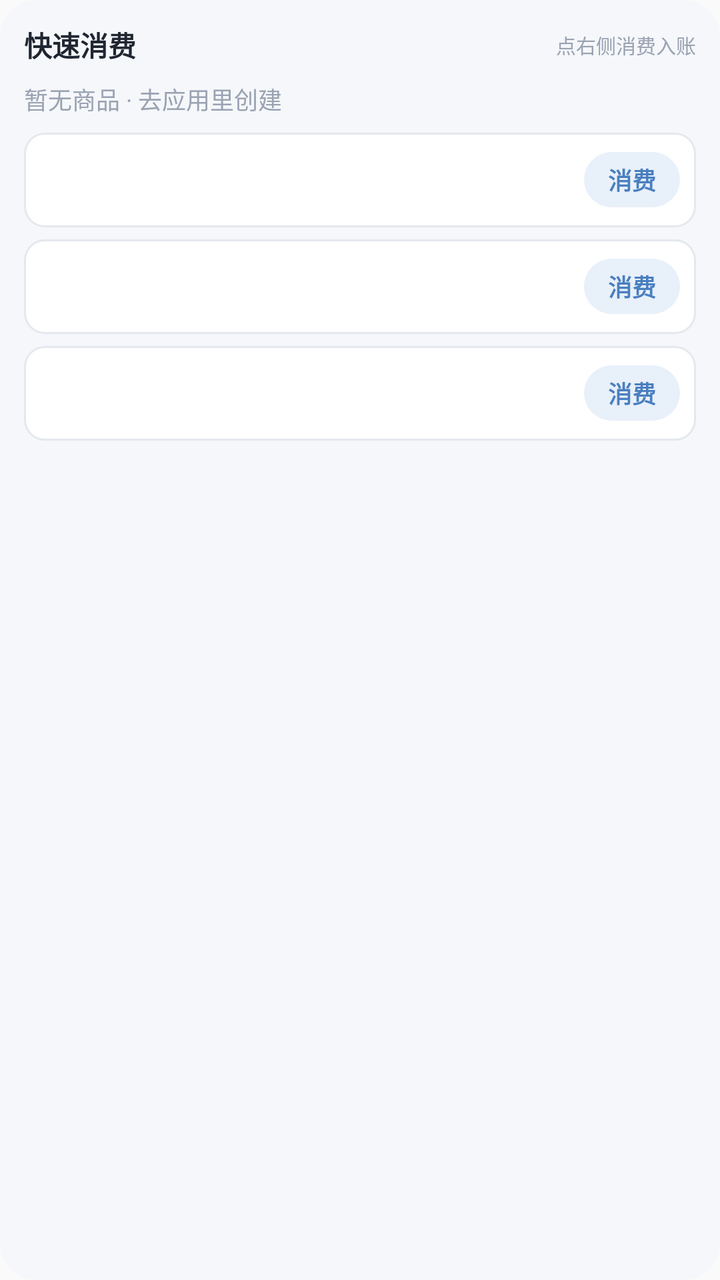
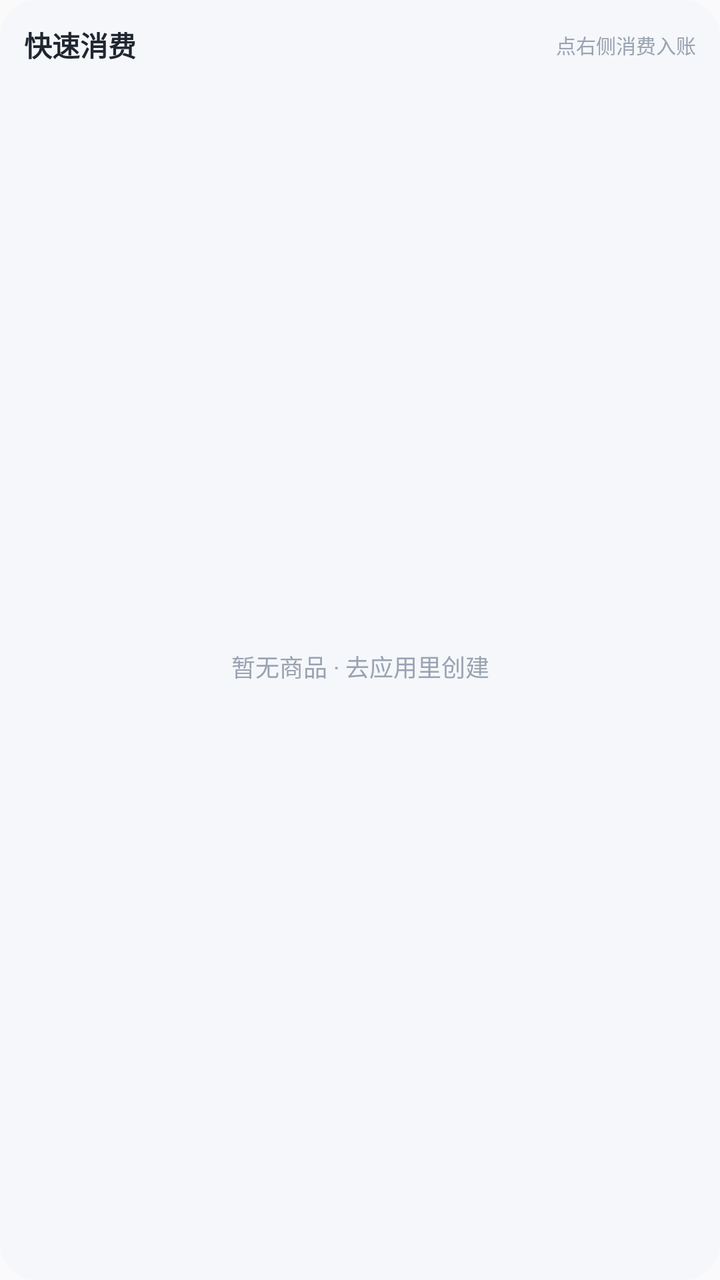

Two renders of the same Android screen: before a commit and after it. Below are the layout's source before the change and the commit's diff.
<!-- AndroidManifest.xml: application theme AppTheme -->
<!-- res/layout/widget_goods.xml -->
<?xml version="1.0" encoding="utf-8"?>
<LinearLayout xmlns:android="http://schemas.android.com/apk/res/android"
    android:id="@+id/widget_goods_root"
    android:layout_width="match_parent"
    android:layout_height="match_parent"
    android:orientation="vertical"
    android:background="@drawable/widget_bg"
    android:padding="12dp">

    <LinearLayout
        android:layout_width="match_parent"
        android:layout_height="wrap_content"
        android:orientation="horizontal"
        android:gravity="center_vertical">

        <TextView
            android:id="@+id/widget_goods_title"
            android:layout_width="0dp"
            android:layout_height="wrap_content"
            android:layout_weight="1"
            android:text="快速消费"
            android:textColor="#202631"
            android:textSize="14sp"
            android:textStyle="bold" />

        <TextView
            android:id="@+id/widget_goods_hint"
            android:layout_width="wrap_content"
            android:layout_height="wrap_content"
            android:text="点右侧消费入账"
            android:textColor="#9AA3B2"
            android:textSize="10sp" />
    </LinearLayout>

    <TextView
        android:id="@+id/widget_goods_empty"
        android:layout_width="match_parent"
        android:layout_height="wrap_content"
        android:layout_marginTop="8dp"
        android:text="暂无商品 · 去应用里创建"
        android:textColor="#9AA3B2"
        android:textSize="12sp" />

    <LinearLayout
        android:id="@+id/widget_goods_row1"
        android:layout_width="match_parent"
        android:layout_height="wrap_content"
        android:layout_marginTop="8dp"
        android:background="@drawable/widget_goods_row_bg"
        android:gravity="center_vertical"
        android:orientation="horizontal"
        android:paddingLeft="10dp"
        android:paddingTop="8dp"
        android:paddingRight="8dp"
        android:paddingBottom="8dp">

        <LinearLayout
            android:layout_width="0dp"
            android:layout_height="wrap_content"
            android:layout_weight="1"
            android:orientation="vertical">

            <TextView
                android:id="@+id/widget_goods_name1"
                android:layout_width="match_parent"
                android:layout_height="wrap_content"
                android:ellipsize="end"
                android:singleLine="true"
                android:text=""
                android:textColor="#1F2430"
                android:textSize="13sp"
                android:textStyle="bold" />

            <TextView
                android:id="@+id/widget_goods_cost1"
                android:layout_width="match_parent"
                android:layout_height="wrap_content"
                android:ellipsize="end"
                android:singleLine="true"
                android:text=""
                android:textColor="#6B7482"
                android:textSize="10sp" />
        </LinearLayout>

        <TextView
            android:id="@+id/widget_goods_btn1"
            android:layout_width="wrap_content"
            android:layout_height="wrap_content"
            android:layout_marginStart="8dp"
            android:background="@drawable/widget_add_bg"
            android:paddingLeft="12dp"
            android:paddingTop="5dp"
            android:paddingRight="12dp"
            android:paddingBottom="5dp"
            android:text="消费"
            android:textColor="#4A7FBF"
            android:textSize="12sp"
            android:textStyle="bold" />
    </LinearLayout>

    <LinearLayout
        android:id="@+id/widget_goods_row2"
        android:layout_width="match_parent"
        android:layout_height="wrap_content"
        android:layout_marginTop="6dp"
        android:background="@drawable/widget_goods_row_bg"
        android:gravity="center_vertical"
        android:orientation="horizontal"
        android:paddingLeft="10dp"
        android:paddingTop="8dp"
        android:paddingRight="8dp"
        android:paddingBottom="8dp">

        <LinearLayout
            android:layout_width="0dp"
            android:layout_height="wrap_content"
            android:layout_weight="1"
            android:orientation="vertical">

            <TextView
                android:id="@+id/widget_goods_name2"
                android:layout_width="match_parent"
                android:layout_height="wrap_content"
                android:ellipsize="end"
                android:singleLine="true"
                android:text=""
                android:textColor="#1F2430"
                android:textSize="13sp"
                android:textStyle="bold" />

            <TextView
                android:id="@+id/widget_goods_cost2"
                android:layout_width="match_parent"
                android:layout_height="wrap_content"
                android:ellipsize="end"
                android:singleLine="true"
                android:text=""
                android:textColor="#6B7482"
                android:textSize="10sp" />
        </LinearLayout>

        <TextView
            android:id="@+id/widget_goods_btn2"
            android:layout_width="wrap_content"
            android:layout_height="wrap_content"
            android:layout_marginStart="8dp"
            android:background="@drawable/widget_add_bg"
            android:paddingLeft="12dp"
            android:paddingTop="5dp"
            android:paddingRight="12dp"
            android:paddingBottom="5dp"
            android:text="消费"
            android:textColor="#4A7FBF"
            android:textSize="12sp"
            android:textStyle="bold" />
    </LinearLayout>

    <LinearLayout
        android:id="@+id/widget_goods_row3"
        android:layout_width="match_parent"
        android:layout_height="wrap_content"
        android:layout_marginTop="6dp"
        android:background="@drawable/widget_goods_row_bg"
        android:gravity="center_vertical"
        android:orientation="horizontal"
        android:paddingLeft="10dp"
        android:paddingTop="8dp"
        android:paddingRight="8dp"
        android:paddingBottom="8dp">

        <LinearLayout
            android:layout_width="0dp"
            android:layout_height="wrap_content"
            android:layout_weight="1"
            android:orientation="vertical">

            <TextView
                android:id="@+id/widget_goods_name3"
                android:layout_width="match_parent"
                android:layout_height="wrap_content"
                android:ellipsize="end"
                android:singleLine="true"
                android:text=""
                android:textColor="#1F2430"
                android:textSize="13sp"
                android:textStyle="bold" />

            <TextView
                android:id="@+id/widget_goods_cost3"
                android:layout_width="match_parent"
                android:layout_height="wrap_content"
                android:ellipsize="end"
                android:singleLine="true"
                android:text=""
                android:textColor="#6B7482"
                android:textSize="10sp" />
        </LinearLayout>

        <TextView
            android:id="@+id/widget_goods_btn3"
            android:layout_width="wrap_content"
            android:layout_height="wrap_content"
            android:layout_marginStart="8dp"
            android:background="@drawable/widget_add_bg"
            android:paddingLeft="12dp"
            android:paddingTop="5dp"
            android:paddingRight="12dp"
            android:paddingBottom="5dp"
            android:text="消费"
            android:textColor="#4A7FBF"
            android:textSize="12sp"
            android:textStyle="bold" />
    </LinearLayout>

</LinearLayout>
<!-- resources referenced by this layout -->
<resources>
  <!-- drawable widget_add_bg (drawable) -->
  <?xml version="1.0" encoding="utf-8"?>
  <shape xmlns:android="http://schemas.android.com/apk/res/android" android:shape="rectangle">
    <corners android:radius="14dp" />
    <solid android:color="#E8F0FA" />
  </shape>
  <!-- drawable widget_bg (drawable) -->
  <?xml version="1.0" encoding="utf-8"?>
  <shape xmlns:android="http://schemas.android.com/apk/res/android" android:shape="rectangle">
    <corners android:radius="18dp" />
    <solid android:color="#F5F7FA" />
  </shape>
  <!-- drawable widget_goods_row_bg (drawable) -->
  <?xml version="1.0" encoding="utf-8"?>
  <shape xmlns:android="http://schemas.android.com/apk/res/android" android:shape="rectangle">
    <corners android:radius="10dp" />
    <solid android:color="#FFFFFF" />
    <stroke android:width="1dp" android:color="#E5E8EE" />
  </shape>
  <style name="AppTheme" parent="Theme.AppCompat.Light.DarkActionBar">
          
          <item name="colorPrimary">@color/colorPrimary</item>
          <item name="colorPrimaryDark">@color/colorPrimaryDark</item>
          <item name="colorAccent">@color/colorAccent</item>
      </style>
</resources>

<!-- the commit's change to res/layout/widget_goods.xml (unified diff, before → after) -->
@@ -32,184 +32,29 @@
             android:textSize="10sp" />
     </LinearLayout>
 
-    <TextView
-        android:id="@+id/widget_goods_empty"
+    <FrameLayout
         android:layout_width="match_parent"
-        android:layout_height="wrap_content"
-        android:layout_marginTop="8dp"
-        android:text="暂无商品 · 去应用里创建"
-        android:textColor="#9AA3B2"
-        android:textSize="12sp" />
+        android:layout_height="0dp"
+        android:layout_weight="1"
+        android:layout_marginTop="6dp">
 
-    <LinearLayout
-        android:id="@+id/widget_goods_row1"
-        android:layout_width="match_parent"
-        android:layout_height="wrap_content"
-        android:layout_marginTop="8dp"
-        android:background="@drawable/widget_goods_row_bg"
-        android:gravity="center_vertical"
-        android:orientation="horizontal"
-        android:paddingLeft="10dp"
-        android:paddingTop="8dp"
-        android:paddingRight="8dp"
-        android:paddingBottom="8dp">
-
-        <LinearLayout
-            android:layout_width="0dp"
-            android:layout_height="wrap_content"
-            android:layout_weight="1"
-            android:orientation="vertical">
-
-            <TextView
-                android:id="@+id/widget_goods_name1"
-                android:layout_width="match_parent"
-                android:layout_height="wrap_content"
-                android:ellipsize="end"
-                android:singleLine="true"
-                android:text=""
-                android:textColor="#1F2430"
-                android:textSize="13sp"
-                android:textStyle="bold" />
-
-            <TextView
-                android:id="@+id/widget_goods_cost1"
-                android:layout_width="match_parent"
-                android:layout_height="wrap_content"
-                android:ellipsize="end"
-                android:singleLine="true"
-                android:text=""
-                android:textColor="#6B7482"
-                android:textSize="10sp" />
-        </LinearLayout>
+        <ListView
+            android:id="@+id/widget_goods_list"
+            android:layout_width="match_parent"
+            android:layout_height="match_parent"
+            android:divider="@null"
+            android:dividerHeight="0dp"
+            android:scrollbars="none" />
 
         <TextView
-            android:id="@+id/widget_goods_btn1"
-            android:layout_width="wrap_content"
+            android:id="@+id/widget_goods_empty"
+            android:layout_width="match_parent"
             android:layout_height="wrap_content"
-            android:layout_marginStart="8dp"
-            android:background="@drawable/widget_add_bg"
-            android:paddingLeft="12dp"
-            android:paddingTop="5dp"
-            android:paddingRight="12dp"
-            android:paddingBottom="5dp"
-            android:text="消费"
-            android:textColor="#4A7FBF"
-            android:textSize="12sp"
-            android:textStyle="bold" />
-    </LinearLayout>
-
-    <LinearLayout
-        android:id="@+id/widget_goods_row2"
-        android:layout_width="match_parent"
-        android:layout_height="wrap_content"
-        android:layout_marginTop="6dp"
-        android:background="@drawable/widget_goods_row_bg"
-        android:gravity="center_vertical"
-        android:orientation="horizontal"
-        android:paddingLeft="10dp"
-        android:paddingTop="8dp"
-        android:paddingRight="8dp"
-        android:paddingBottom="8dp">
-
-        <LinearLayout
-            android:layout_width="0dp"
-            android:layout_height="wrap_content"
-            android:layout_weight="1"
-            android:orientation="vertical">
-
-            <TextView
-                android:id="@+id/widget_goods_name2"
-                android:layout_width="match_parent"
-                android:layout_height="wrap_content"
-                android:ellipsize="end"
-                android:singleLine="true"
-                android:text=""
-                android:textColor="#1F2430"
-                android:textSize="13sp"
-                android:textStyle="bold" />
-
-            <TextView
-                android:id="@+id/widget_goods_cost2"
-                android:layout_width="match_parent"
-                android:layout_height="wrap_content"
-                android:ellipsize="end"
-                android:singleLine="true"
-                android:text=""
-                android:textColor="#6B7482"
-                android:textSize="10sp" />
-        </LinearLayout>
-
-        <TextView
-            android:id="@+id/widget_goods_btn2"
-            android:layout_width="wrap_content"
-            android:layout_height="wrap_content"
-            android:layout_marginStart="8dp"
-            android:background="@drawable/widget_add_bg"
-            android:paddingLeft="12dp"
-            android:paddingTop="5dp"
-            android:paddingRight="12dp"
-            android:paddingBottom="5dp"
-            android:text="消费"
-            android:textColor="#4A7FBF"
-            android:textSize="12sp"
-            android:textStyle="bold" />
-    </LinearLayout>
-
-    <LinearLayout
-        android:id="@+id/widget_goods_row3"
-        android:layout_width="match_parent"
-        android:layout_height="wrap_content"
-        android:layout_marginTop="6dp"
-        android:background="@drawable/widget_goods_row_bg"
-        android:gravity="center_vertical"
-        android:orientation="horizontal"
-        android:paddingLeft="10dp"
-        android:paddingTop="8dp"
-        android:paddingRight="8dp"
-        android:paddingBottom="8dp">
-
-        <LinearLayout
-            android:layout_width="0dp"
-            android:layout_height="wrap_content"
-            android:layout_weight="1"
-            android:orientation="vertical">
-
-            <TextView
-                android:id="@+id/widget_goods_name3"
-                android:layout_width="match_parent"
-                android:layout_height="wrap_content"
-                android:ellipsize="end"
-                android:singleLine="true"
-                android:text=""
-                android:textColor="#1F2430"
-                android:textSize="13sp"
-                android:textStyle="bold" />
-
-            <TextView
-                android:id="@+id/widget_goods_cost3"
-                android:layout_width="match_parent"
-                android:layout_height="wrap_content"
-                android:ellipsize="end"
-                android:singleLine="true"
-                android:text=""
-                android:textColor="#6B7482"
-                android:textSize="10sp" />
-        </LinearLayout>
-
-        <TextView
-            android:id="@+id/widget_goods_btn3"
-            android:layout_width="wrap_content"
-            android:layout_height="wrap_content"
-            android:layout_marginStart="8dp"
-            android:background="@drawable/widget_add_bg"
-            android:paddingLeft="12dp"
-            android:paddingTop="5dp"
-            android:paddingRight="12dp"
-            android:paddingBottom="5dp"
-            android:text="消费"
-            android:textColor="#4A7FBF"
-            android:textSize="12sp"
-            android:textStyle="bold" />
-    </LinearLayout>
+            android:layout_gravity="center"
+            android:gravity="center"
+            android:text="暂无商品 · 去应用里创建"
+            android:textColor="#9AA3B2"
+            android:textSize="12sp" />
+    </FrameLayout>
 
 </LinearLayout>
<!-- resource entries referenced after the edit -->
@@ -1,23 +1,10 @@
 <!-- resources referenced by this layout -->
 <resources>
-  <!-- drawable widget_add_bg (drawable) -->
-  <?xml version="1.0" encoding="utf-8"?>
-  <shape xmlns:android="http://schemas.android.com/apk/res/android" android:shape="rectangle">
-    <corners android:radius="14dp" />
-    <solid android:color="#E8F0FA" />
-  </shape>
   <!-- drawable widget_bg (drawable) -->
   <?xml version="1.0" encoding="utf-8"?>
   <shape xmlns:android="http://schemas.android.com/apk/res/android" android:shape="rectangle">
     <corners android:radius="18dp" />
     <solid android:color="#F5F7FA" />
-  </shape>
-  <!-- drawable widget_goods_row_bg (drawable) -->
-  <?xml version="1.0" encoding="utf-8"?>
-  <shape xmlns:android="http://schemas.android.com/apk/res/android" android:shape="rectangle">
-    <corners android:radius="10dp" />
-    <solid android:color="#FFFFFF" />
-    <stroke android:width="1dp" android:color="#E5E8EE" />
   </shape>
   <style name="AppTheme" parent="Theme.AppCompat.Light.DarkActionBar">
           
